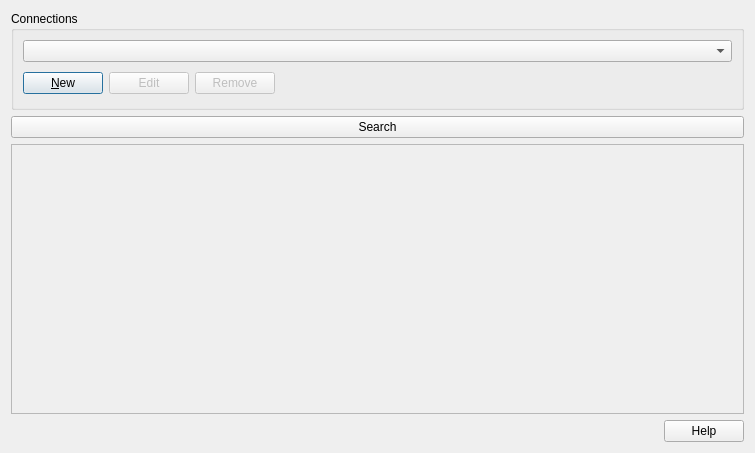
This is src/qgis_oacs/ui/data_source_widget.ui in byteroad/qgis-oacs-plugin as Qt 5 draws it before an edit. The edited form follows.
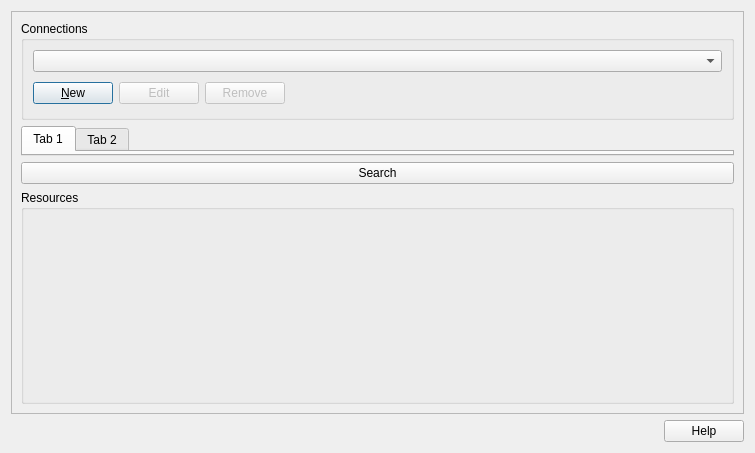
This is the edited form.

Commit message: adding systems search

The edit to the form file:
```diff
--- a/src/qgis_oacs/ui/data_source_widget.ui
+++ b/src/qgis_oacs/ui/data_source_widget.ui
@@ -13,6 +13,21 @@
   <property name="windowTitle">
    <string>Dialog</string>
   </property>
+  <layout class="QVBoxLayout" name="verticalLayout_2">
+   <item>
+    <widget class="QScrollArea" name="scrollArea">
+     <property name="widgetResizable">
+      <bool>true</bool>
+     </property>
+     <widget class="QWidget" name="scrollAreaWidgetContents">
+      <property name="geometry">
+       <rect>
+        <x>0</x>
+        <y>0</y>
+        <width>735</width>
+        <height>402</height>
+       </rect>
+      </property>
   <layout class="QVBoxLayout" name="verticalLayout">
    <item>
     <widget class="QGroupBox" name="groupBox">
@@ -82,6 +97,29 @@
      </layout>
     </widget>
    </item>
+       <item>
+        <widget class="QTabWidget" name="search_filters_tw">
+         <property name="sizePolicy">
+          <sizepolicy hsizetype="Expanding" vsizetype="Minimum">
+           <horstretch>0</horstretch>
+           <verstretch>0</verstretch>
+          </sizepolicy>
+         </property>
+         <property name="currentIndex">
+          <number>0</number>
+         </property>
+         <widget class="QWidget" name="tab">
+          <attribute name="title">
+           <string>Tab 1</string>
+          </attribute>
+         </widget>
+         <widget class="QWidget" name="tab_2">
+          <attribute name="title">
+           <string>Tab 2</string>
+          </attribute>
+         </widget>
+        </widget>
+       </item>
    <item>
     <widget class="QPushButton" name="search_pb">
      <property name="text">
@@ -90,19 +128,19 @@
     </widget>
    </item>
    <item>
-    <widget class="QScrollArea" name="search_results_sa">
-     <property name="widgetResizable">
-      <bool>true</bool>
-     </property>
-     <widget class="QWidget" name="scrollAreaWidgetContents">
-      <property name="geometry">
-       <rect>
-        <x>0</x>
-        <y>0</y>
-        <width>735</width>
-        <height>258</height>
-       </rect>
-      </property>
+        <widget class="QGroupBox" name="search_results_gb">
+         <property name="sizePolicy">
+          <sizepolicy hsizetype="Preferred" vsizetype="Expanding">
+           <horstretch>0</horstretch>
+           <verstretch>0</verstretch>
+          </sizepolicy>
+         </property>
+         <property name="title">
+          <string>Resources</string>
+         </property>
+        </widget>
+       </item>
+      </layout>
      </widget>
     </widget>
    </item>
```
Lines whose indentation alone changed are shown as unchanged. The commit also changes 5 other files.
